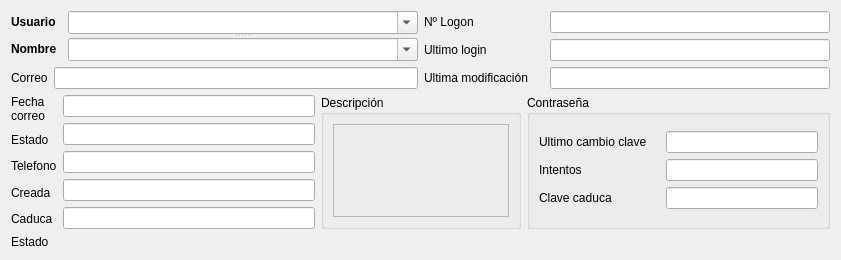
The window that usuarios/form_usuarios.ui (grxdipgra/GrxMenu) describes before a commit, drawn with Qt 5.
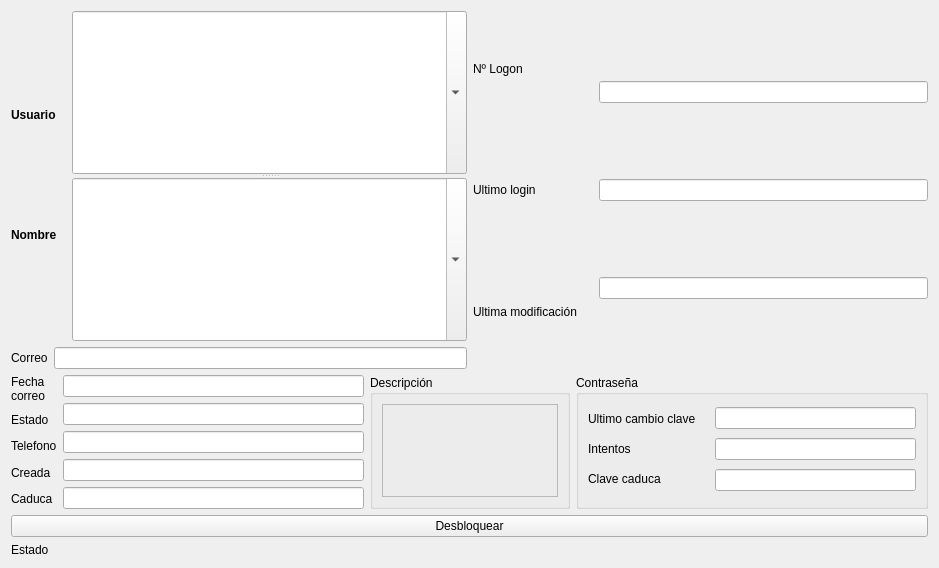
The same window after the commit.

What changed in the file:
```diff
--- a/usuarios/form_usuarios.ui
+++ b/usuarios/form_usuarios.ui
@@ -6,8 +6,8 @@
    <rect>
     <x>0</x>
     <y>0</y>
-    <width>841</width>
-    <height>250</height>
+    <width>939</width>
+    <height>568</height>
    </rect>
   </property>
   <property name="windowTitle">
@@ -322,9 +322,23 @@
           <bool>false</bool>
          </property>
          <layout class="QGridLayout" name="gridLayout">
-          <item row="0" column="0">
-           <layout class="QHBoxLayout" name="horizontalLayout_4">
-            <item>
+          <item row="0" column="1">
+           <widget class="QLineEdit" name="text_cambio_clave">
+            <property name="styleSheet">
+             <string notr="true"/>
+            </property>
+            <property name="text">
+             <string/>
+            </property>
+           </widget>
+          </item>
+          <item row="2" column="1">
+           <widget class="QLineEdit" name="text_clave_caduca"/>
+          </item>
+          <item row="1" column="1">
+           <widget class="QLineEdit" name="text_intentos"/>
+          </item>
+          <item row="0" column="0" rowspan="3">
              <layout class="QVBoxLayout" name="verticalLayout_6">
               <item>
                <widget class="QLabel" name="label_11">
@@ -367,42 +381,27 @@
               </item>
              </layout>
             </item>
-            <item>
-             <layout class="QVBoxLayout" name="verticalLayout_7">
-              <item>
-               <widget class="QLineEdit" name="text_cambio_clave">
-                <property name="styleSheet">
-                 <string notr="true"/>
-                </property>
-                <property name="text">
-                 <string/>
-                </property>
-               </widget>
-              </item>
-              <item>
-               <widget class="QLineEdit" name="text_intentos"/>
-              </item>
-              <item>
-               <widget class="QLineEdit" name="text_clave_caduca"/>
-              </item>
-             </layout>
-            </item>
-           </layout>
-          </item>
-         </layout>
+         </layout>
         </widget>
        </item>
       </layout>
      </item>
     </layout>
    </item>
-   <item row="1" column="0">
+   <item row="2" column="0">
     <widget class="QLabel" name="label_15">
      <property name="text">
       <string>Estado</string>
      </property>
     </widget>
    </item>
+   <item row="1" column="0">
+    <widget class="QPushButton" name="boton_desbloquear">
+     <property name="text">
+      <string>Desbloquear</string>
+     </property>
+    </widget>
+   </item>
   </layout>
  </widget>
  <resources/>
```
Lines whose indentation alone changed are shown as unchanged.
